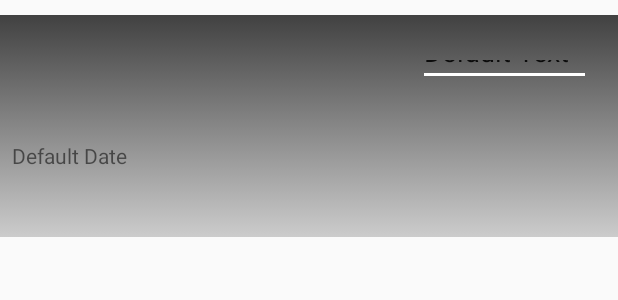
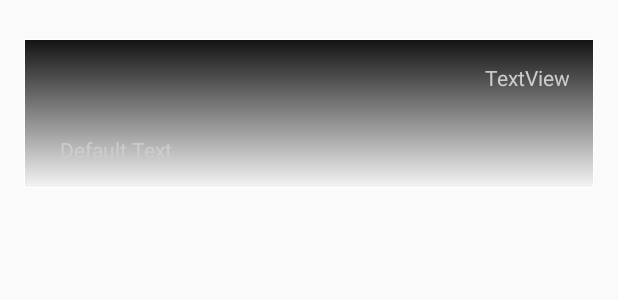
Before and after one commit to alphanexustech/AffectNexusMobile, an Android app: the layout item_process.xml on its own in the app's theme, with its tools: preview values and no code run, on a phone screen of 412 x 824 dp. Shown: the top 300 px of the screen. Run offline under Robolectric (Android 15) with nearby library versions, the phone set to English and light mode, and no system bars.

Commit message:
feat: UI improvements and date formats

```diff
--- a/app/src/main/java/io/alphanexus/affectnexusmobile/NexusActivity.java
+++ b/app/src/main/java/io/alphanexus/affectnexusmobile/NexusActivity.java
@@ -93,10 +93,6 @@ public class NexusActivity extends AppCompatActivity {
                     e.printStackTrace();
                 }
 
-
-                Log.i("data", processData.toString());
-
-
                 // Lookup the recyclerView in activity layout
                 RecyclerView rvProcesses = (RecyclerView) findViewById(R.id.rvProcesses);
 
--- a/app/src/main/res/drawable-v24/gradient02.xml
+++ b/app/src/main/res/drawable-v24/gradient02.xml
@@ -5,9 +5,10 @@
             xmlns:android="http://schemas.android.com/apk/res/android"
             android:shape="rectangle">
             <gradient
-                android:startColor="#cc131313"
-                android:endColor="#33131313"
+                android:startColor="#131313"
+                android:endColor="#33e1dfdf"
                 android:angle="270" />
+            <stroke android:width="1px" android:color="#FFFFFF"/>
         </shape>
     </item>
 
--- a/app/src/main/res/layout/item_process.xml
+++ b/app/src/main/res/layout/item_process.xml
@@ -13,38 +13,44 @@
     <android.support.constraint.ConstraintLayout
         android:id="@+id/process_contraint_layout"
         android:layout_width="match_parent"
-        android:layout_height="148dp"
+        android:layout_height="wrap_content"
+        android:layout_margin="@dimen/primary_margin"
         android:background="@drawable/gradient02">
 
         <TextView
             android:id="@+id/process_document"
             android:layout_width="0dp"
-            android:layout_height="48dp"
+            android:layout_height="wrap_content"
             android:layout_marginBottom="16dp"
-            android:layout_marginEnd="16dp"
+            android:layout_marginEnd="24dp"
             android:layout_marginLeft="16dp"
-            android:layout_marginStart="8dp"
-            android:text="Default Date"
+            android:layout_marginStart="24dp"
+            android:text="Default Text"
+            android:textColor="@color/colorPrimaryFont"
             app:layout_constraintBottom_toBottomOf="parent"
             app:layout_constraintEnd_toEndOf="parent"
+            app:layout_constraintHorizontal_bias="0.0"
             app:layout_constraintLeft_toLeftOf="parent"
             app:layout_constraintStart_toStartOf="parent" />
 
-        <EditText
+        <TextView
             android:id="@+id/process_date"
-            android:layout_width="115dp"
-            android:layout_height="27dp"
-            android:layout_marginBottom="32dp"
+            android:layout_width="wrap_content"
+            android:layout_height="32dp"
+            android:layout_marginBottom="16dp"
+            android:layout_marginEnd="8dp"
+            android:layout_marginRight="16dp"
+            android:layout_marginStart="8dp"
             android:layout_marginTop="16dp"
-            android:ems="10"
-            android:inputType="date"
-            android:text="Default Text"
+            android:text="TextView"
+            android:textAlignment="textEnd"
+            android:textColor="@color/colorPrimaryFont"
             app:layout_constraintBottom_toTopOf="@+id/process_document"
-            app:layout_constraintHorizontal_bias="0.94"
-            app:layout_constraintLeft_toLeftOf="parent"
+            app:layout_constraintEnd_toEndOf="parent"
+            app:layout_constraintHorizontal_bias="0.971"
             app:layout_constraintRight_toRightOf="parent"
-            app:layout_constraintTop_toTopOf="parent"
-            app:layout_constraintVertical_bias="0.47" />
+            app:layout_constraintStart_toStartOf="parent"
+            app:layout_constraintTop_toTopOf="parent" />
 
     </android.support.constraint.ConstraintLayout>
 </LinearLayout>
--- a/app/src/main/res/values/dimens.xml
+++ b/app/src/main/res/values/dimens.xml
@@ -8,6 +8,6 @@
     <dimen name="caption_top_padding">8pt</dimen>
     <dimen name="primary_padding">16dp</dimen>
     <dimen name="primary_margin">16dp</dimen>
-    <dimen name="primary_heading">18sp</dimen>
+    <dimen name="primary_heading">16sp</dimen>
     <dimen name="icon_title_primary">24dp</dimen>
 </resources>
```
Also changed, not shown: app/src/main/java/io/alphanexus/affectnexusmobile/Process.java (+17 -2 lines), app/src/main/java/io/alphanexus/affectnexusmobile/ProcessesAdapter.java (+7 -6 lines).
